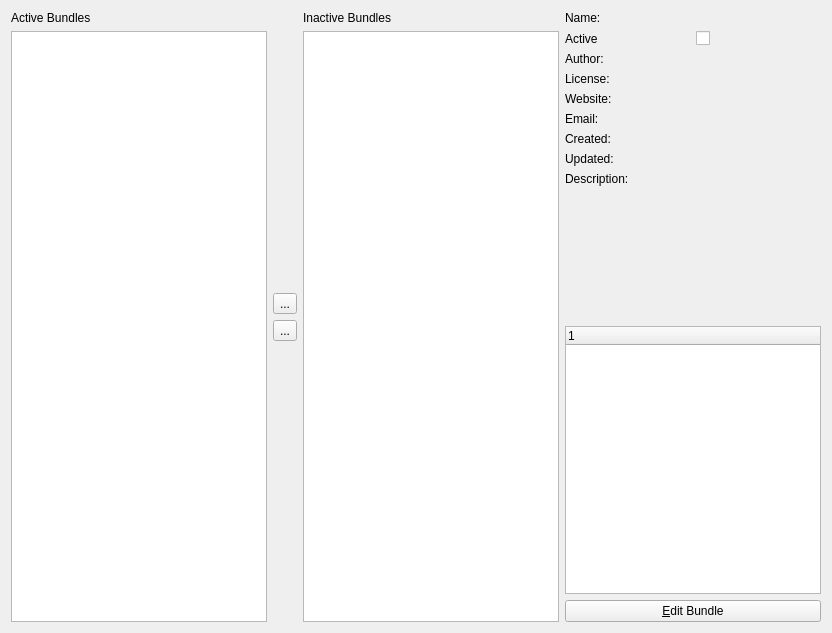
Qt form krita/plugins/extensions/resourcemanager/wdgdlgbundlemanager.ui (KDE/krita) before a commit.
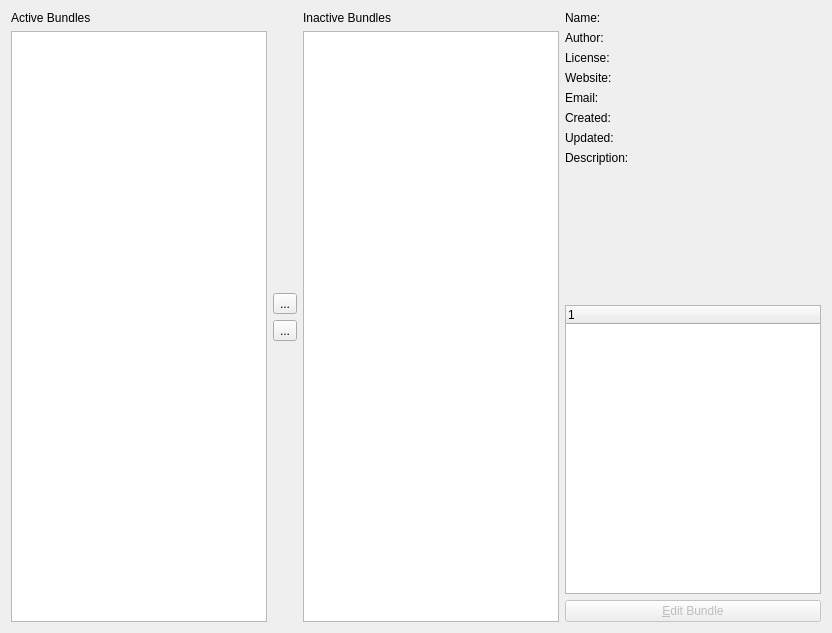
The same form after that commit.

Commit message: bundle manager: disable edit button by default

The edit to the form file:
```diff
--- a/krita/plugins/extensions/resourcemanager/wdgdlgbundlemanager.ui
+++ b/krita/plugins/extensions/resourcemanager/wdgdlgbundlemanager.ui
@@ -111,94 +111,17 @@
     <layout class="QVBoxLayout" name="verticalLayout_5">
      <item>
       <layout class="QGridLayout" name="gridLayout">
-       <item row="5" column="1">
+       <item row="4" column="1">
         <widget class="QLabel" name="lblEmail">
          <property name="text">
           <string/>
          </property>
         </widget>
        </item>
-       <item row="5" column="0">
-        <widget class="QLabel" name="label_8">
-         <property name="text">
-          <string>Email:</string>
-         </property>
-        </widget>
-       </item>
-       <item row="2" column="1">
-        <widget class="QLabel" name="lblAuthor">
-         <property name="text">
-          <string/>
-         </property>
-        </widget>
-       </item>
-       <item row="1" column="1">
-        <widget class="QCheckBox" name="chkActive">
-         <property name="text">
-          <string/>
-         </property>
-        </widget>
-       </item>
-       <item row="3" column="0">
-        <widget class="QLabel" name="label_4">
-         <property name="text">
-          <string>License:</string>
-         </property>
-        </widget>
-       </item>
-       <item row="0" column="1">
-        <widget class="QLabel" name="lblName">
-         <property name="text">
-          <string/>
-         </property>
-        </widget>
-       </item>
-       <item row="7" column="1">
-        <widget class="QLabel" name="lblUpdated">
-         <property name="text">
-          <string/>
-         </property>
-        </widget>
-       </item>
-       <item row="6" column="1">
-        <widget class="QLabel" name="lblCreated">
-         <property name="text">
-          <string/>
-         </property>
-        </widget>
-       </item>
-       <item row="4" column="0">
-        <widget class="QLabel" name="label_5">
-         <property name="text">
-          <string>Website:</string>
-         </property>
-        </widget>
-       </item>
-       <item row="6" column="0">
-        <widget class="QLabel" name="label_6">
-         <property name="text">
-          <string>Created:</string>
-         </property>
-        </widget>
-       </item>
        <item row="7" column="0">
-        <widget class="QLabel" name="label_7">
+        <widget class="QLabel" name="label_9">
          <property name="text">
-          <string>Updated:</string>
-         </property>
-        </widget>
-       </item>
-       <item row="1" column="0">
-        <widget class="QLabel" name="label_17">
-         <property name="text">
-          <string>Active</string>
-         </property>
-        </widget>
-       </item>
-       <item row="4" column="1">
-        <widget class="QLabel" name="lblWebsite">
-         <property name="text">
-          <string/>
+          <string>Description:</string>
          </property>
         </widget>
        </item>
@@ -209,27 +132,14 @@
          </property>
         </widget>
        </item>
-       <item row="3" column="1">
-        <widget class="QLabel" name="lblLicense">
-         <property name="text">
-          <string/>
-         </property>
-        </widget>
-       </item>
        <item row="2" column="0">
-        <widget class="QLabel" name="label_3">
+        <widget class="QLabel" name="label_4">
          <property name="text">
-          <string>Author:</string>
-         </property>
-         <property name="scaledContents">
-          <bool>false</bool>
-         </property>
-         <property name="alignment">
-          <set>Qt::AlignLeading|Qt::AlignLeft|Qt::AlignVCenter</set>
+          <string>License:</string>
          </property>
         </widget>
        </item>
-       <item row="8" column="1">
+       <item row="7" column="1">
         <widget class="QLabel" name="lblDescription">
          <property name="text">
           <string/>
@@ -245,10 +155,86 @@
          </property>
         </widget>
        </item>
-       <item row="8" column="0">
-        <widget class="QLabel" name="label_9">
+       <item row="1" column="0">
+        <widget class="QLabel" name="label_3">
          <property name="text">
-          <string>Description:</string>
+          <string>Author:</string>
+         </property>
+         <property name="scaledContents">
+          <bool>false</bool>
+         </property>
+         <property name="alignment">
+          <set>Qt::AlignLeading|Qt::AlignLeft|Qt::AlignVCenter</set>
+         </property>
+        </widget>
+       </item>
+       <item row="4" column="0">
+        <widget class="QLabel" name="label_8">
+         <property name="text">
+          <string>Email:</string>
+         </property>
+        </widget>
+       </item>
+       <item row="6" column="0">
+        <widget class="QLabel" name="label_7">
+         <property name="text">
+          <string>Updated:</string>
+         </property>
+        </widget>
+       </item>
+       <item row="2" column="1">
+        <widget class="QLabel" name="lblLicense">
+         <property name="text">
+          <string/>
+         </property>
+        </widget>
+       </item>
+       <item row="5" column="0">
+        <widget class="QLabel" name="label_6">
+         <property name="text">
+          <string>Created:</string>
+         </property>
+        </widget>
+       </item>
+       <item row="3" column="1">
+        <widget class="QLabel" name="lblWebsite">
+         <property name="text">
+          <string/>
+         </property>
+        </widget>
+       </item>
+       <item row="5" column="1">
+        <widget class="QLabel" name="lblCreated">
+         <property name="text">
+          <string/>
+         </property>
+        </widget>
+       </item>
+       <item row="1" column="1">
+        <widget class="QLabel" name="lblAuthor">
+         <property name="text">
+          <string/>
+         </property>
+        </widget>
+       </item>
+       <item row="3" column="0">
+        <widget class="QLabel" name="label_5">
+         <property name="text">
+          <string>Website:</string>
+         </property>
+        </widget>
+       </item>
+       <item row="6" column="1">
+        <widget class="QLabel" name="lblUpdated">
+         <property name="text">
+          <string/>
+         </property>
+        </widget>
+       </item>
+       <item row="0" column="1">
+        <widget class="QLabel" name="lblName">
+         <property name="text">
+          <string/>
          </property>
         </widget>
        </item>
@@ -301,6 +287,9 @@
        </item>
        <item>
         <widget class="QPushButton" name="bnEditBundle">
+         <property name="enabled">
+          <bool>false</bool>
+         </property>
          <property name="text">
           <string>&amp;Edit Bundle</string>
          </property>
```
The commit also changes 1 other file.
